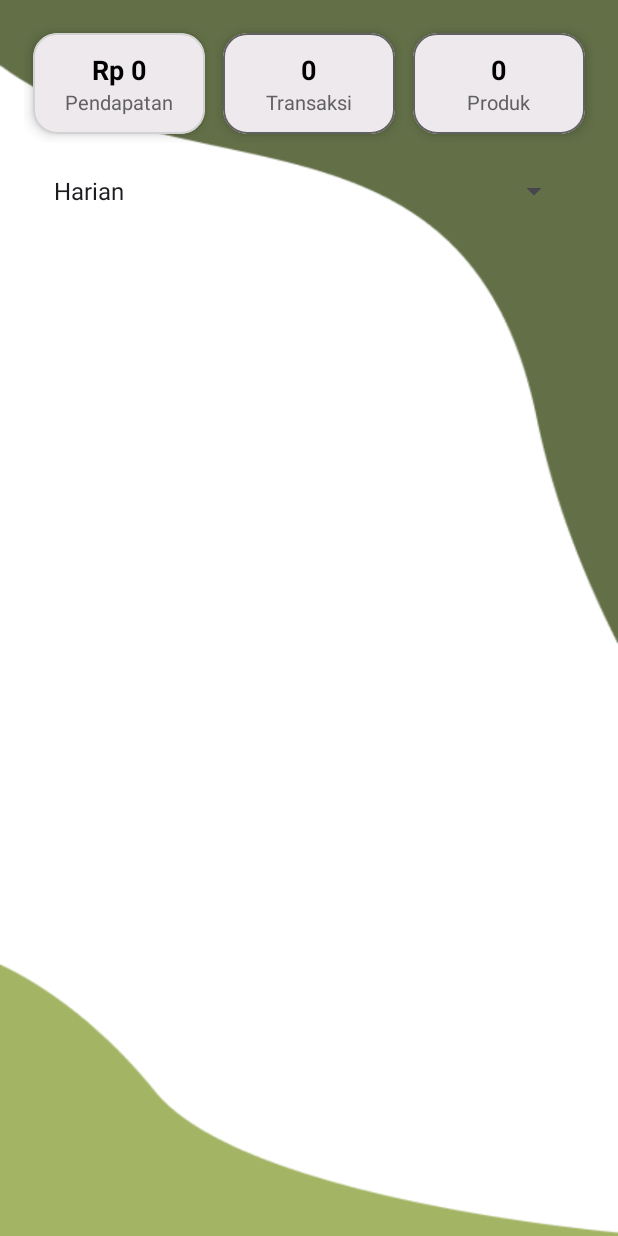
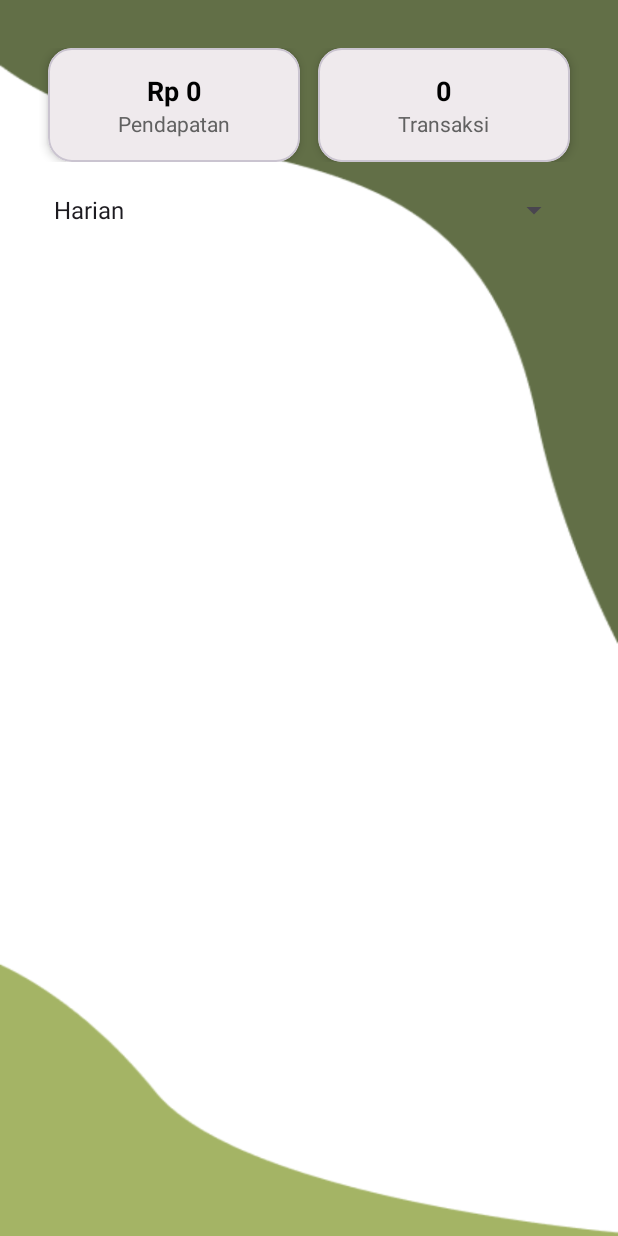
Before and after one commit to royahfs/TaniMart, an Android app: the LaporanActivity screen opened directly, with no data from a screen before it, on a phone screen of 412 x 824 dp. Run offline under Robolectric (Android 15) with nearby library versions, the phone set to English and light mode, and no system bars; our stand-ins replace Firebase (no records; nobody signed in at launch, a user with empty details on screens opened directly).

Commit message:
laporan change

```diff
--- a/app/src/main/java/com/example/tanimart/ui/kasir/laporan/LaporanActivity.java
+++ b/app/src/main/java/com/example/tanimart/ui/kasir/laporan/LaporanActivity.java
@@ -48,8 +48,6 @@ public class LaporanActivity extends AppCompatActivity {
                 ((TextView) findViewById(R.id.txtTotalPendapatan)).setText("Rp " + val));
         viewModel.getJumlahTransaksi().observe(this, val ->
                 ((TextView) findViewById(R.id.txtJumlahTransaksi)).setText(String.valueOf(val)));
-        viewModel.getProdukTerjual().observe(this, val ->
-                ((TextView) findViewById(R.id.txtProdukTerjual)).setText(String.valueOf(val)));
 
         // Spinner event
         spinnerFilter.setOnItemSelectedListener(new AdapterView.OnItemSelectedListener() {
--- a/app/src/main/res/layout/activity_laporan.xml
+++ b/app/src/main/res/layout/activity_laporan.xml
@@ -15,9 +15,9 @@
         android:layout_width="0dp"
         android:layout_height="wrap_content"
         android:orientation="horizontal"
-        android:weightSum="3"
-        android:gravity="center"
-        android:layout_marginBottom="16dp"
+        android:weightSum="2"
+        android:paddingHorizontal="10dp"
+        android:layout_marginTop="16dp"
         app:layout_constraintTop_toTopOf="parent"
         app:layout_constraintStart_toStartOf="parent"
         app:layout_constraintEnd_toEndOf="parent">
@@ -27,17 +27,15 @@
             android:layout_width="0dp"
             android:layout_height="wrap_content"
             android:layout_weight="1"
-            android:layout_margin="6dp"
+            android:layout_marginHorizontal="6dp"
             app:cardCornerRadius="16dp"
-            app:cardElevation="5dp"
-            app:strokeColor="@color/grey"
-            app:strokeWidth="1dp">
+            app:cardElevation="4dp">
 
             <LinearLayout
                 android:layout_width="match_parent"
                 android:layout_height="wrap_content"
                 android:orientation="vertical"
-                android:padding="12dp"
+                android:padding="16dp"
                 android:gravity="center">
 
                 <TextView
@@ -53,7 +51,7 @@
                     android:layout_width="wrap_content"
                     android:layout_height="wrap_content"
                     android:text="Pendapatan"
-                    android:textSize="13sp"
+                    android:textSize="14sp"
                     android:textColor="@color/darkGrey" />
             </LinearLayout>
         </com.google.android.material.card.MaterialCardView>
@@ -63,17 +61,15 @@
             android:layout_width="0dp"
             android:layout_height="wrap_content"
             android:layout_weight="1"
-            android:layout_margin="6dp"
+            android:layout_marginHorizontal="6dp"
             app:cardCornerRadius="16dp"
-            app:cardElevation="5dp"
-            app:strokeColor="@color/darkGrey"
-            app:strokeWidth="1dp">
+            app:cardElevation="4dp">
 
             <LinearLayout
                 android:layout_width="match_parent"
                 android:layout_height="wrap_content"
                 android:orientation="vertical"
-                android:padding="12dp"
+                android:padding="16dp"
                 android:gravity="center">
 
                 <TextView
@@ -89,47 +85,12 @@
                     android:layout_width="wrap_content"
                     android:layout_height="wrap_content"
                     android:text="Transaksi"
-                    android:textSize="13sp"
-                    android:textColor="@color/darkGrey" />
-            </LinearLayout>
-        </com.google.android.material.card.MaterialCardView>
-
-        <!-- Card: Produk Terjual -->
-        <com.google.android.material.card.MaterialCardView
-            android:layout_width="0dp"
-            android:layout_height="wrap_content"
-            android:layout_weight="1"
-            android:layout_margin="6dp"
-            app:cardCornerRadius="16dp"
-            app:cardElevation="5dp"
-            app:strokeColor="@color/darkGrey"
-            app:strokeWidth="1dp">
-
-            <LinearLayout
-                android:layout_width="match_parent"
-                android:layout_height="wrap_content"
-                android:orientation="vertical"
-                android:padding="12dp"
-                android:gravity="center">
-
-                <TextView
-                    android:id="@+id/txtProdukTerjual"
-                    android:layout_width="wrap_content"
-                    android:layout_height="wrap_content"
-                    android:text="0"
-                    android:textStyle="bold"
-                    android:textSize="18sp"
-                    android:textColor="@color/black" />
-
-                <TextView
-                    android:layout_width="wrap_content"
-                    android:layout_height="wrap_content"
-                    android:text="Produk"
-                    android:textSize="13sp"
+                    android:textSize="14sp"
                     android:textColor="@color/darkGrey" />
             </LinearLayout>
         </com.google.android.material.card.MaterialCardView>
     </LinearLayout>
+
 
     <!-- Filter -->
     <LinearLayout
```
